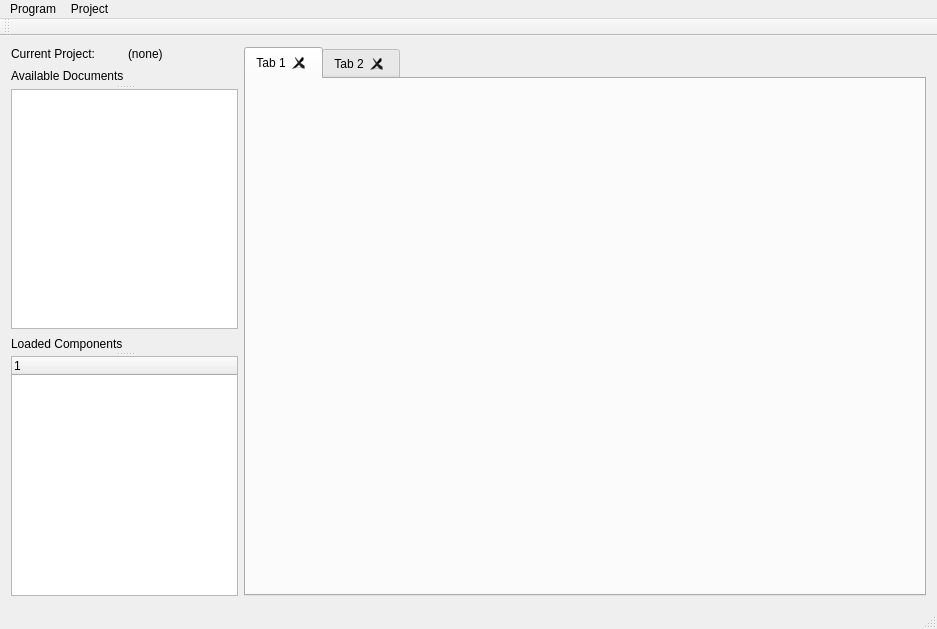
This is MainWindow.ui in fer-rum/q2d as Qt 5 draws it before an edit. The edited form follows.
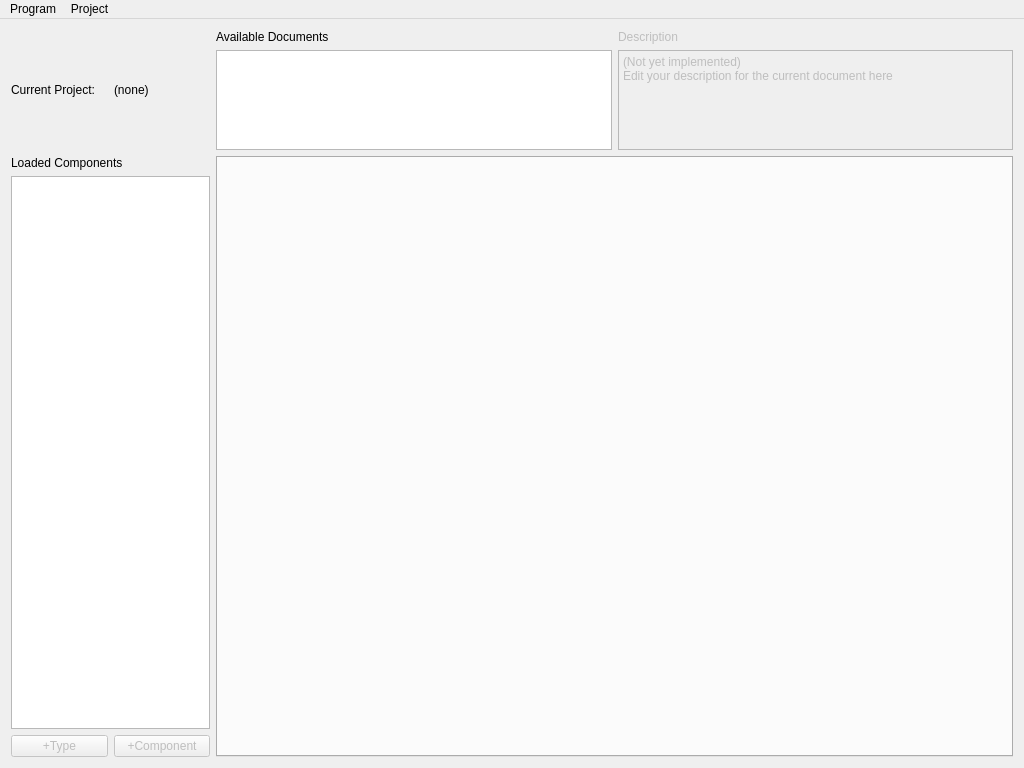
This is the edited form.

Commit message: Can now add documents. Started implementation of component type hierarchy. Reworked UI.

Diff of the .ui file:
```diff
--- a/MainWindow.ui
+++ b/MainWindow.ui
@@ -6,70 +6,34 @@
    <rect>
     <x>0</x>
     <y>0</y>
-    <width>937</width>
-    <height>629</height>
+    <width>1024</width>
+    <height>768</height>
    </rect>
   </property>
   <property name="windowTitle">
    <string>MainWindow</string>
   </property>
   <widget class="QWidget" name="centralWidget">
-   <layout class="QHBoxLayout" name="horizontalLayout_2" stretch="1,3">
-    <item>
-     <layout class="QVBoxLayout" name="verticalLayout">
+   <layout class="QGridLayout" name="gridLayout" rowstretch="1,0,5,0,0" columnstretch="0,1,0,4,0,0,0,0,0,0,0,0,0">
+    <item row="0" column="1">
+     <layout class="QHBoxLayout" name="projectNameLayout">
       <item>
-       <layout class="QHBoxLayout" name="horizontalLayout">
-        <item>
-         <widget class="QLabel" name="currentProjectLabel">
-          <property name="text">
-           <string>Current Project:</string>
-          </property>
-         </widget>
-        </item>
-        <item>
-         <widget class="QLabel" name="projectNameLabel">
-          <property name="text">
-           <string>(none)</string>
-          </property>
-         </widget>
-        </item>
-       </layout>
-      </item>
-      <item>
-       <widget class="QSplitter" name="documentSplitter">
-        <property name="orientation">
-         <enum>Qt::Vertical</enum>
+       <widget class="QLabel" name="currentProjectLabel">
+        <property name="text">
+         <string>Current Project:</string>
         </property>
-        <widget class="QLabel" name="documentListLabel">
-         <property name="text">
-          <string>Available Documents</string>
-         </property>
-        </widget>
-        <widget class="QListWidget" name="documentListWidget"/>
        </widget>
       </item>
       <item>
-       <widget class="QSplitter" name="componentSplitter">
-        <property name="orientation">
-         <enum>Qt::Vertical</enum>
+       <widget class="QLabel" name="projectNameLabel">
+        <property name="text">
+         <string>(none)</string>
         </property>
-        <widget class="QLabel" name="componentTreeLabel">
-         <property name="text">
-          <string>Loaded Components</string>
-         </property>
-        </widget>
-        <widget class="QTreeWidget" name="componentTreeWidget">
-         <column>
-          <property name="text">
-           <string notr="true">1</string>
-          </property>
-         </column>
-        </widget>
        </widget>
       </item>
      </layout>
     </item>
-    <item>
+    <item row="2" column="3">
      <widget class="QTabWidget" name="schematicsTabWidget">
       <property name="currentIndex">
        <number>0</number>
@@ -77,18 +41,85 @@
       <property name="tabsClosable">
        <bool>true</bool>
       </property>
-      <widget class="QWidget" name="tab">
-       <attribute name="title">
-        <string>Tab 1</string>
-       </attribute>
-      </widget>
-      <widget class="QWidget" name="tab_2">
-       <attribute name="title">
-        <string>Tab 2</string>
-       </attribute>
-      </widget>
      </widget>
     </item>
+    <item row="2" column="1">
+     <layout class="QVBoxLayout" name="componentTreeLayout" stretch="0,0,0">
+      <item>
+       <widget class="QLabel" name="componentTreeLabel">
+        <property name="text">
+         <string>Loaded Components</string>
+        </property>
+       </widget>
+      </item>
+      <item>
+       <widget class="QTreeView" name="componentTreeView">
+        <attribute name="headerVisible">
+         <bool>false</bool>
+        </attribute>
+       </widget>
+      </item>
+      <item>
+       <layout class="QHBoxLayout" name="horizontalLayout">
+        <item>
+         <widget class="QPushButton" name="addTypeButton">
+          <property name="enabled">
+           <bool>false</bool>
+          </property>
+          <property name="text">
+           <string>+Type</string>
+          </property>
+         </widget>
+        </item>
+        <item>
+         <widget class="QPushButton" name="addCategoryButton">
+          <property name="enabled">
+           <bool>false</bool>
+          </property>
+          <property name="text">
+           <string>+Component</string>
+          </property>
+         </widget>
+        </item>
+       </layout>
+      </item>
+     </layout>
+    </item>
+    <item row="0" column="3">
+     <layout class="QGridLayout" name="documentLayout">
+      <item row="0" column="0">
+       <widget class="QLabel" name="documentListLabel">
+        <property name="text">
+         <string>Available Documents</string>
+        </property>
+       </widget>
+      </item>
+      <item row="1" column="0">
+       <widget class="QListView" name="documentListView"/>
+      </item>
+      <item row="0" column="1">
+       <widget class="QLabel" name="documentDescriptionLabel">
+        <property name="enabled">
+         <bool>false</bool>
+        </property>
+        <property name="text">
+         <string>Description</string>
+        </property>
+       </widget>
+      </item>
+      <item row="1" column="1">
+       <widget class="QPlainTextEdit" name="documentDescriptionText">
+        <property name="enabled">
+         <bool>false</bool>
+        </property>
+        <property name="plainText">
+         <string>(Not yet implemented)
+Edit your description for the current document here</string>
+        </property>
+       </widget>
+      </item>
+     </layout>
+    </item>
    </layout>
   </widget>
   <widget class="QMenuBar" name="menuBar">
@@ -96,7 +127,7 @@
     <rect>
      <x>0</x>
      <y>0</y>
-     <width>937</width>
+     <width>1024</width>
      <height>27</height>
     </rect>
    </property>
@@ -115,15 +146,6 @@
    <addaction name="menuFile"/>
    <addaction name="menuProject"/>
   </widget>
-  <widget class="QToolBar" name="mainToolBar">
-   <attribute name="toolBarArea">
-    <enum>TopToolBarArea</enum>
-   </attribute>
-   <attribute name="toolBarBreak">
-    <bool>false</bool>
-   </attribute>
-  </widget>
-  <widget class="QStatusBar" name="statusBar"/>
   <action name="actionExit">
    <property name="text">
     <string>Exit</string>
```
Left out of the diff: 44 changed lines with no effect on the pictures. The commit also changes 11 other files.
